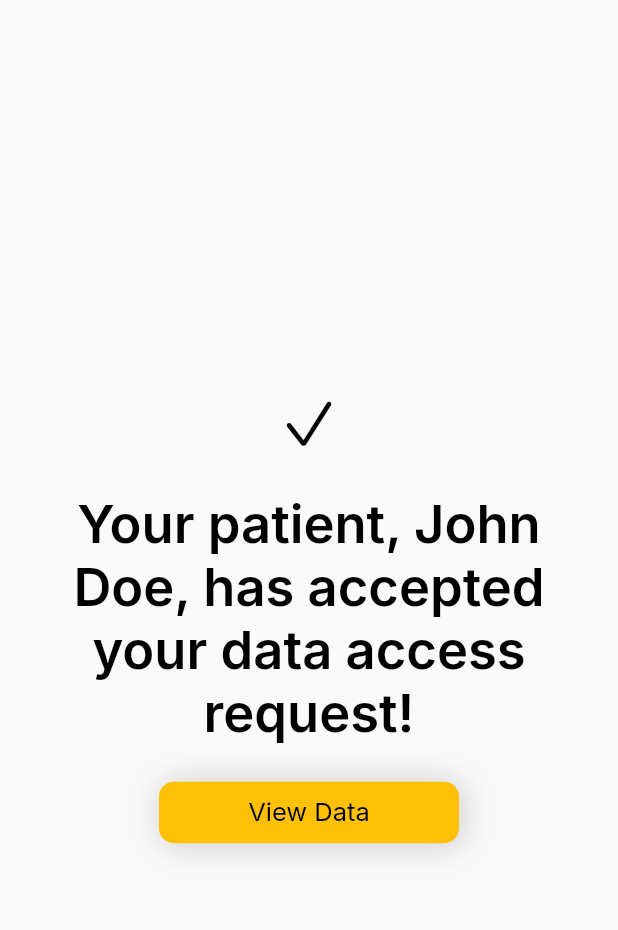
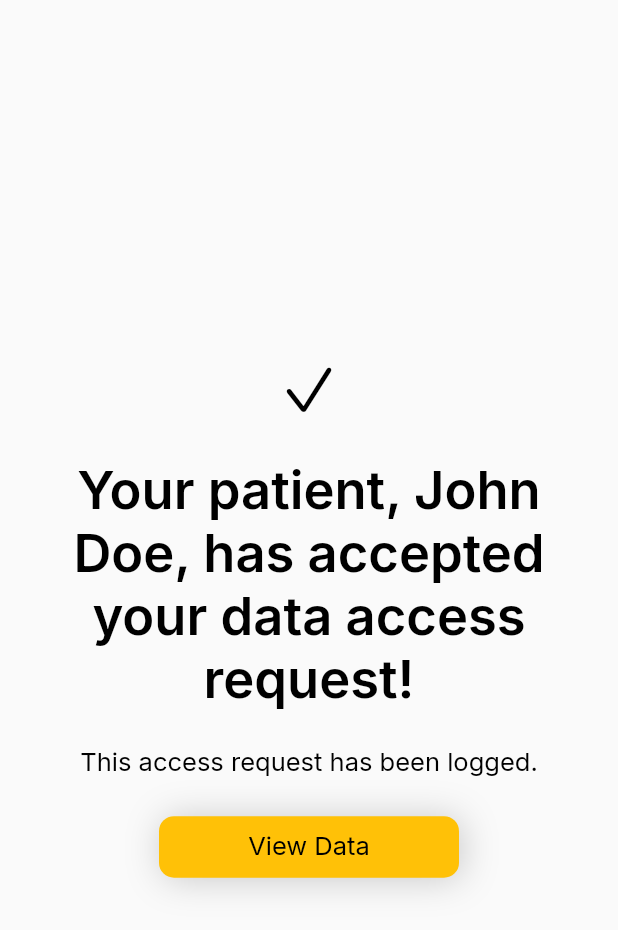
Before and after one commit to mattrltrent/code_hack_2023_client, a Flutter app: the PatientDataScreen screen opened directly, after a tap on "YES", on a phone screen of 412 x 824 dp. Shown: the top 930 px of the screen. Run offline on Flutter 3.47's test engine with Material 2 defaults, Android fonts, the phone set to English and light mode, and no system bars; our stand-ins replace bloc, equatable, flutter_bloc, get_it, google_fonts; missing offline and left inert: alert_banner; network calls fail.

Commit message:
ahhhh it's 3am

```diff
--- a/lib/constants.dart
+++ b/lib/constants.dart
@@ -1 +1,2 @@
 const String listEndpoint = "https://codehack-2023-server.christopherhuk1.repl.co/dummy/1/list";
+const String sendDataEndpoint = "https://codehack-2023-server.christopherhuk1.repl.co/dummy/1/logAccess";
--- a/lib/cubit/patient_data_cubit.dart
+++ b/lib/cubit/patient_data_cubit.dart
@@ -1,17 +1,82 @@
 import 'dart:convert';
+
+import 'package:intl/intl.dart';
 
 import 'package:bloc/bloc.dart';
 import 'package:client/constants.dart';
 import 'package:client/entity/category.dart';
+import 'package:client/entity/ups.dart';
 import 'package:equatable/equatable.dart';
 import 'package:flutter/foundation.dart';
 import 'package:meta/meta.dart';
 import 'package:http/http.dart' as http;
+import 'dart:math';
 
 part 'patient_data_state.dart';
 
 class PatientDataCubit extends Cubit<PatientDataState> {
   PatientDataCubit() : super(Loading());
+
+  // visit id
+  Future<void> sendData(PatientDataState state) async {
+    Map<String, bool> sendable_dateable = {};
+    List results = [];
+    if (state is Data) {
+      final ups = state.ups!;
+      for (Ups up in ups) {
+        String name = state.categories.where((e) => e.id == up.id).first.name;
+        results.add({name: true});
+      }
+      for (var result in results) {
+        sendable_dateable.addAll(result);
+      }
+    }
+    emit(Loading());
+    String formattedDate = DateFormat('MMM dd, yyyy').format(DateTime.now());
+    http.Response response;
+    try {
+      response = await http
+          .post(
+            Uri.parse(sendDataEndpoint),
+            headers: {'Content-Type': 'application/json'},
+            body: json.encode({
+              "visitID": (Random().nextInt(900000) + 100000).toString(),
+              "clinicID": (Random().nextInt(900000) + 100000).toString(),
+              "accessTime": formattedDate,
+              "clinicName": "Jubilee Hospital",
+              "clinicLocation": "1234 Main Street, New York, NY 10001",
+              "clinicPhone": "123-456-7890",
+              "clinician": "Dr. John Smith",
+              "clinicianSpecialty": "Cardiologist",
+              "accessedInformation": sendable_dateable,
+            }),
+          )
+          .timeout(const Duration(seconds: 3));
+    } catch (err) {
+      emit(Error());
+      print("err :( $err");
+      return;
+    }
+    print(response.statusCode);
+  }
+
+  void setUps(String id, bool value) {
+    if (state is Data) {
+      final data = state as Data;
+      final ups = data.ups;
+      final index = ups?.indexWhere((element) => element.id == id);
+      if (index == -1) {
+        ups?.add(Ups(id: id, isSelected: value));
+      } else {
+        if (value) {
+          ups![index!] = Ups(id: id, isSelected: value);
+        } else {
+          ups!.removeAt(index!);
+        }
+      }
+      emit(data.copyWith(ups: ups));
+    }
+  }
 
   Future<void> loadData(String name, String phn) async {
     emit(Loading());
--- a/lib/cubit/patient_data_state.dart
+++ b/lib/cubit/patient_data_state.dart
@@ -17,11 +17,23 @@ class Data extends PatientDataState {
   @override
   List<Object?> get props => [];
 
+  List<Ups>? ups;
   final String name;
   final String phn;
   final List<CategoryItem> categories;
 
-  Data({required this.categories, required this.name, required this.phn});
+  Data({required this.categories, required this.name, required this.phn, this.ups}) {
+    ups = [];
+  }
+
+  Data copyWith({List<Ups>? ups, String? name, String? phn, List<CategoryItem>? categories}) {
+    return Data(
+      ups: ups ?? this.ups,
+      name: name ?? this.name,
+      phn: phn ?? this.phn,
+      categories: categories ?? this.categories,
+    );
+  }
 }
 
 class Error extends PatientDataState {
--- /dev/null
+++ b/lib/entity/ups.dart
@@ -0,0 +1,9 @@
+class Ups {
+  final String id;
+  final bool isSelected;
+
+  const Ups({
+    required this.id,
+    required this.isSelected,
+  });
+}
--- a/lib/screens/full_data.dart
+++ b/lib/screens/full_data.dart
@@ -7,7 +7,6 @@ class FullDataScreen extends StatelessWidget {
   Widget build(BuildContext context) {
     return WillPopScope(
       onWillPop: () async => false, // disables back button
-
       child: Scaffold(
         body: SafeArea(
           child: Column(
--- a/lib/screens/patient_data.dart
+++ b/lib/screens/patient_data.dart
@@ -4,6 +4,7 @@ import 'package:flutter/cupertino.dart';
 import 'package:flutter/material.dart';
 import 'package:flutter_bloc/flutter_bloc.dart';
 
+import '../entity/ups.dart';
 import '../styles/typography.dart';
 import '../widgets/accordian.dart';
 import '../widgets/button.dart';
@@ -16,6 +17,16 @@ class PatientDataScreen extends StatefulWidget {
 }
 
 class _PatientDataScreenState extends State<PatientDataScreen> {
+  bool doesContain(List<Ups?> ups, String id) {
+    bool found = false;
+    for (var up in ups) {
+      if (up!.id == id) {
+        found = true;
+      }
+    }
+    return found;
+  }
+
   Widget children(PatientDataState state) {
     if (state is Loading) {
       return const CupertinoActivityIndicator();
@@ -24,21 +35,20 @@ class _PatientDataScreenState extends State<PatientDataScreen> {
         tag: 'd',
         child: Material(
           color: Colors.transparent,
-          child: ListView.builder(
-            itemCount: state.categories.length + 1,
+          child: state.ups!.isEmpty
+              ? Text(
+                  "They didn't ask for anything!",
+                  style: kTitle.copyWith(color: Colors.black),
+                )
+              : ListView.builder(
+                  itemCount: state.ups!.length,
                   itemBuilder: (context, index) {
-              if (index == 0) {
-                return const SizedBox(height: 10);
-              } else if (index == state.categories.length + 2) {
-                return const SizedBox(height: 25);
-              } else {
                     return Accordian(
                       isSelectedShown: false,
-                  id: state.categories[index - 1].id,
-                  title: state.categories[index - 1].name,
-                  desc: state.categories[index - 1].desc,
+                      id: state.ups![index].id,
+                      title: state.categories.where((e) => e.id == state.ups![index].id).first.name,
+                      desc: state.categories.where((e) => e.id == state.ups![index].id).first.desc,
                     );
-              }
                   },
                 ),
         ),
--- a/lib/screens/perms.dart
+++ b/lib/screens/perms.dart
@@ -78,7 +78,6 @@ class _PermScreensState extends State<PermScreens> {
   Widget build(BuildContext context) {
     return WillPopScope(
       onWillPop: () async => false, // disables back button
-
       child: Scaffold(
         body: Row(
           crossAxisAlignment: CrossAxisAlignment.start,
@@ -92,7 +91,7 @@ class _PermScreensState extends State<PermScreens> {
                     crossAxisAlignment: CrossAxisAlignment.start,
                     children: [
                       Text(
-                        "What data do you need from John Doe",
+                        "What data do you need from John Doe?",
                         style: kHeader.copyWith(color: Colors.black),
                       ),
                       const SizedBox(height: 25),
--- a/lib/screens/results.dart
+++ b/lib/screens/results.dart
@@ -1,17 +1,32 @@
+import 'package:client/cubit/patient_data_cubit.dart';
 import 'package:client/screens/auth.dart';
 import 'package:client/screens/full_data.dart';
 import 'package:client/styles/typography.dart';
 import 'package:flutter/cupertino.dart';
 import 'package:flutter/material.dart';
+import 'package:flutter_bloc/flutter_bloc.dart';
 
 import '../widgets/button.dart';
 
 enum ResultType { accept, notAccept }
 
-class ResultScreen extends StatelessWidget {
+class ResultScreen extends StatefulWidget {
   const ResultScreen({super.key, required this.type});
 
   final ResultType type;
+
+  @override
+  State<ResultScreen> createState() => _ResultScreenState();
+}
+
+class _ResultScreenState extends State<ResultScreen> {
+  @override
+  void initState() {
+    if (widget.type == ResultType.accept) {
+      context.read<PatientDataCubit>().sendData(context.read<PatientDataCubit>().state);
+    }
+    super.initState();
+  }
 
   @override
   Widget build(BuildContext context) {
@@ -28,30 +43,42 @@ class ResultScreen extends StatelessWidget {
                 crossAxisAlignment: CrossAxisAlignment.center,
                 children: [
                   Icon(
-                    type == ResultType.accept ? CupertinoIcons.check_mark : CupertinoIcons.xmark,
+                    widget.type == ResultType.accept ? CupertinoIcons.check_mark : CupertinoIcons.xmark,
                     size: MediaQuery.of(context).size.width * .1,
                     color: Colors.black,
                   ),
                   const SizedBox(height: 25),
                   Text(
-                    "Your patient, John Doe, has ${type == ResultType.notAccept ? "NOT " : ""}accepted your data access request!",
+                    "Your patient, John Doe, has ${widget.type == ResultType.notAccept ? "NOT " : ""}accepted your data access request!",
                     textAlign: TextAlign.center,
                     style: kHeader.copyWith(color: Colors.black),
                   ),
-                  const SizedBox(height: 25),
+                  widget.type == ResultType.accept
+                      ? Column(
+                          children: [
+                            const SizedBox(height: 25),
+                            Text(
+                              "This access request has been logged.",
+                              textAlign: TextAlign.center,
+                              style: kBody.copyWith(color: Colors.black),
+                            ),
+                            const SizedBox(height: 25),
+                          ],
+                        )
+                      : Container(),
                   SizedBox(
                     width: 200,
                     child: ButtonLayout(
                       bgColor: Colors.amber,
                       onTap: () {
-                        if (type == ResultType.accept) {
+                        if (widget.type == ResultType.accept) {
                           Navigator.push(context, MaterialPageRoute(builder: (context) => const FullDataScreen()));
                         } else {
                           Navigator.push(context,
                               MaterialPageRoute(builder: (context) => const AuthScreen(), fullscreenDialog: true));
                         }
                       },
-                      text: type == ResultType.accept ? "View Data" : "<- Back to start",
+                      text: widget.type == ResultType.accept ? "View Data" : "<- Back to start",
                     ),
                   ),
                 ],
--- a/lib/widgets/visibility.dart
+++ b/lib/widgets/visibility.dart
@@ -1,6 +1,10 @@
 import 'package:client/anims/scale.dart';
+import 'package:client/cubit/patient_data_cubit.dart';
 import 'package:client/styles/typography.dart';
 import 'package:flutter/material.dart';
+import 'package:flutter_bloc/flutter_bloc.dart';
+
+import '../entity/category.dart';
 
 enum VisibilityType {
   visible,
@@ -8,9 +12,18 @@ enum VisibilityType {
 }
 
 class VisibilityLayout extends StatefulWidget {
-  const VisibilityLayout({super.key, required this.type});
+  const VisibilityLayout({
+    super.key,
+    required this.type,
+    required this.desc,
+    required this.id,
+    required this.title,
+  });
 
   final VisibilityType type;
+  final String title;
+  final String desc;
+  final String id;
 
   @override
   State<VisibilityLayout> createState() => _VisibilityLayoutState();
@@ -22,7 +35,11 @@ class _VisibilityLayoutState extends State<VisibilityLayout> {
   @override
   Widget build(BuildContext context) {
     return ScaleAnim(
-      onTap: () => setState(() => isSelected = !isSelected),
+      onTap: () {
+        setState(() => isSelected = !isSelected);
+        context.read<PatientDataCubit>().setUps(widget.id, isSelected);
+        print((context.read<PatientDataCubit>().state as Data).ups);
+      },
       child: Container(
         padding: const EdgeInsets.all(10),
         decoration: BoxDecoration(
--- a/pubspec.yaml
+++ b/pubspec.yaml
@@ -40,6 +40,7 @@ dependencies:
   equatable: ^2.0.5
   get_it: ^7.2.0
   alert_banner: ^1.0.0
+  intl: ^0.18.0
 
 dev_dependencies:
   flutter_test:
```
Also changed, not shown: lib/widgets/accordian.dart (+16 -5 lines), pubspec.lock. Lines whose indentation alone changed are shown as unchanged.
